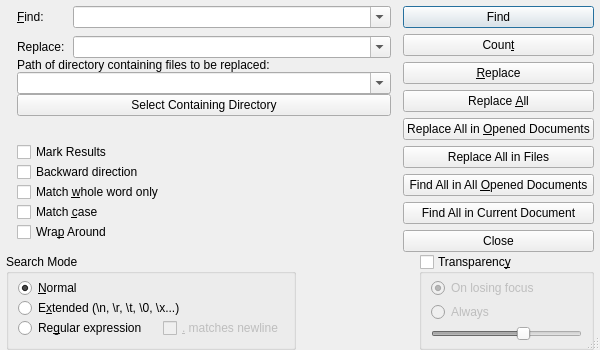
Qt form src/NotepadNext/dialogs/FindReplaceDialog.ui (matthewyang204/NotepadNext) before a commit.
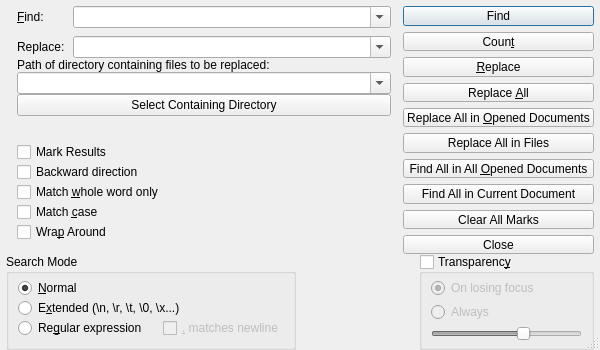
The same form after that commit.

Commit message: Give new button ability to clear all marks

Diff of the .ui file:
```diff
--- a/src/NotepadNext/dialogs/FindReplaceDialog.ui
+++ b/src/NotepadNext/dialogs/FindReplaceDialog.ui
@@ -315,6 +315,13 @@
          </property>
         </widget>
        </item>
+       <item>
+        <widget class="QPushButton" name="buttonClearBookmarks">
+         <property name="text">
+          <string>Clear All Marks</string>
+         </property>
+        </widget>
+       </item>
        <item>
         <widget class="QPushButton" name="buttonClose">
          <property name="text">
```
The commit also changes 1 other file.
